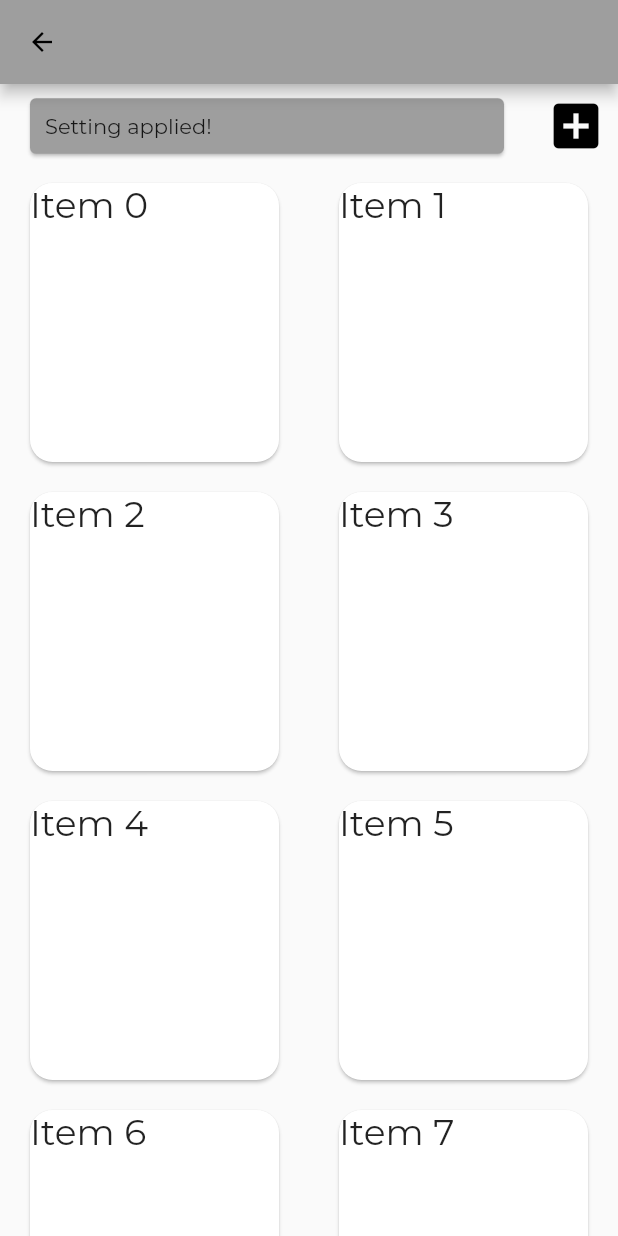
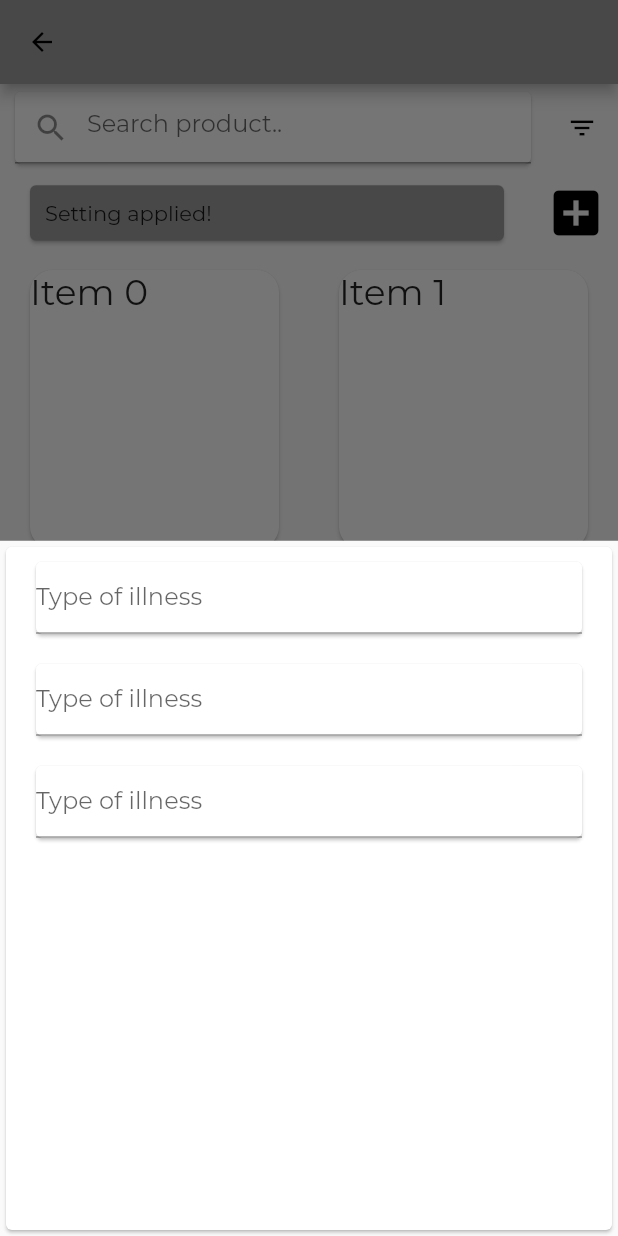
Before and after one commit to AagonP/Healthee-PSE-SE-Assignment, a Flutter app: the FilterScreen screen opened directly, after a tap on the "add box" icon, on a phone screen of 412 x 824 dp. Run offline on Flutter 3.47's test engine with Material 2 defaults, Android fonts, the phone set to English and light mode, and no system bars.

Commit message:
Add more filter_screen features
Adding a search bar and filter button, input text field for user to entering the health's infos.

```diff
--- a/lib/screens/filter_screen.dart
+++ b/lib/screens/filter_screen.dart
@@ -6,6 +6,25 @@ class FilterScreen extends StatelessWidget {
     return Scaffold(
       appBar: AppBar(),
       body: Column(children: <Widget>[
+        Row(
+          children: <Widget>[
+            Expanded(
+              child: Card(
+                margin: EdgeInsets.symmetric(vertical: 5, horizontal: 10),
+                child: TextField(
+                  decoration: InputDecoration(
+                    hintText: 'Search product..',
+                    prefixIcon: Icon(Icons.search),
+                  ),
+                ),
+              ),
+            ),
+            IconButton(
+              icon: Icon(Icons.filter_list),
+              onPressed: () {},
+            ),
+          ],
+        ),
         Row(children: <Widget>[
           Expanded(
             child: Card(
@@ -17,10 +36,47 @@ class FilterScreen extends StatelessWidget {
               ),
             ),
           ),
+          //Input user setting
           IconButton(
             icon: Icon(Icons.add_box),
             iconSize: 40,
-            onPressed: () {},
+            onPressed: () {
+              showModalBottomSheet(
+                context: context,
+                builder: (BuildContext context) {
+                  return Card(
+                    child: Column(
+                      children: <Widget>[
+                        Card(
+                          margin: EdgeInsets.symmetric(
+                              vertical: 10, horizontal: 20),
+                          child: TextField(
+                            decoration:
+                                InputDecoration(hintText: 'Type of illness'),
+                          ),
+                        ),
+                        Card(
+                          margin: EdgeInsets.symmetric(
+                              vertical: 10, horizontal: 20),
+                          child: TextField(
+                            decoration:
+                                InputDecoration(hintText: 'Type of illness'),
+                          ),
+                        ),
+                        Card(
+                          margin: EdgeInsets.symmetric(
+                              vertical: 10, horizontal: 20),
+                          child: TextField(
+                            decoration:
+                                InputDecoration(hintText: 'Type of illness'),
+                          ),
+                        ),
+                      ],
+                    ),
+                  );
+                },
+              );
+            },
           ),
         ]),
         Expanded(
@@ -32,7 +88,7 @@ class FilterScreen extends StatelessWidget {
                 shape: RoundedRectangleBorder(
                   borderRadius: BorderRadius.circular(15.0),
                 ),
-                margin: EdgeInsets.symmetric(vertical:10,horizontal:20),
+                margin: EdgeInsets.symmetric(vertical: 10, horizontal: 20),
                 child: Text(
                   'Item $index',
                   style: Theme.of(context).textTheme.headline5,
--- a/lib/screens/home_page.dart
+++ b/lib/screens/home_page.dart
@@ -47,6 +47,7 @@ class HomePage extends StatelessWidget {
                     child: TextField(
                       decoration: InputDecoration(
                         hintText: 'Search product..',
+                        prefixIcon: Icon(Icons.search),
                       ),
                     ),
                   ),
```
